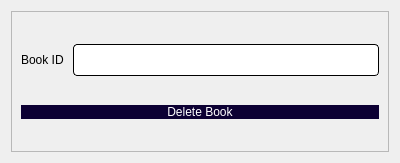
The window that BookHaven_(library+bookshop)/deletebook.ui (akibhaider/BOOK_HAVEN) describes before a commit, drawn with Qt 5.
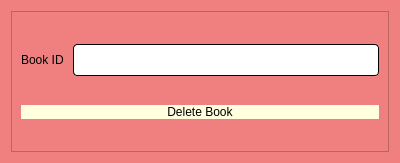
The same window after the commit.

The edit to the form file:
```diff
--- a/BookHaven_(library+bookshop)/deletebook.ui
+++ b/BookHaven_(library+bookshop)/deletebook.ui
@@ -13,6 +13,9 @@
   <property name="windowTitle">
    <string>Dialog</string>
   </property>
+  <property name="styleSheet">
+   <string notr="true">background-color: rgb(240, 128, 128);</string>
+  </property>
   <layout class="QVBoxLayout" name="verticalLayout_2">
    <item>
     <widget class="QFrame" name="frame">
@@ -58,9 +61,9 @@
            <string notr="true">QPushButton{
 border-radius:15px;
 padding : 0 4px;
-background: #0c0033;
+background: #FFFFE0;
 border -radius:10px;
-color: rgb(255, 255, 255);
+color: #000000;
 font: 12pt &quot;Lato Black&quot;;
 }
 QPushButton:hover:!pressed
```
